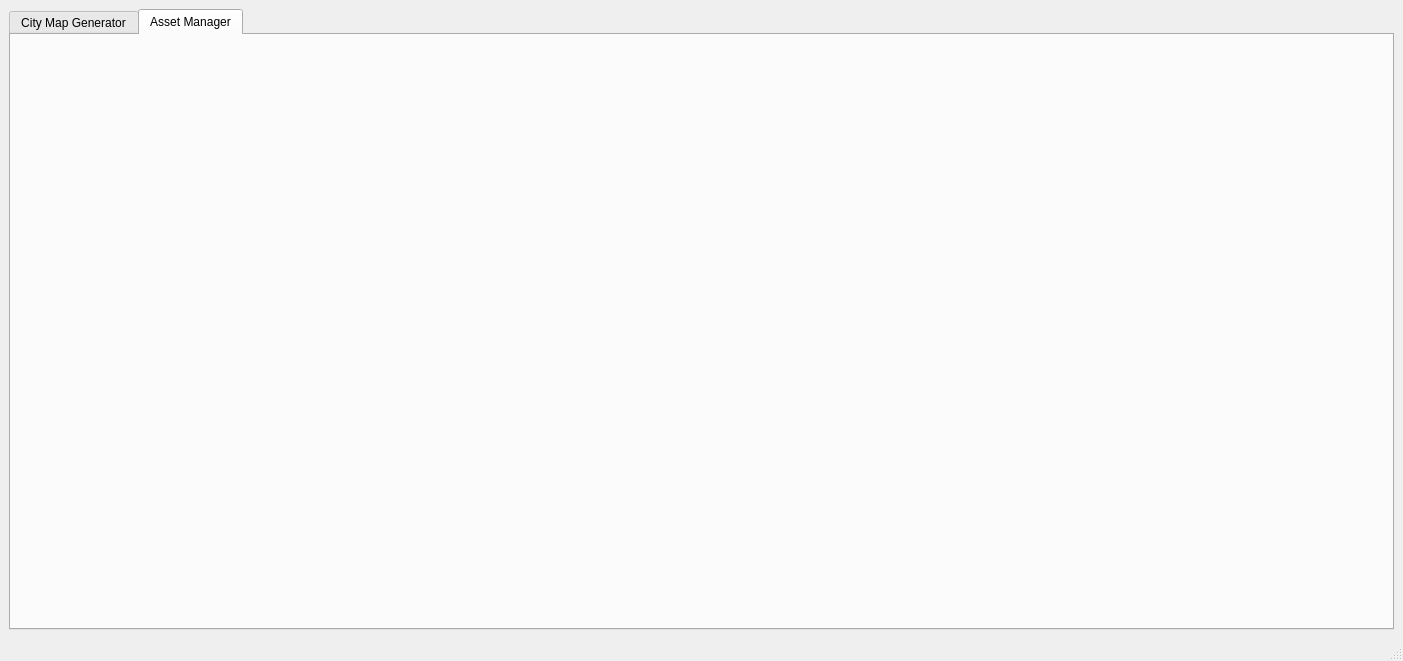
Qt form mainwindow.ui (CMLDMR/romCityCreator) before a commit.
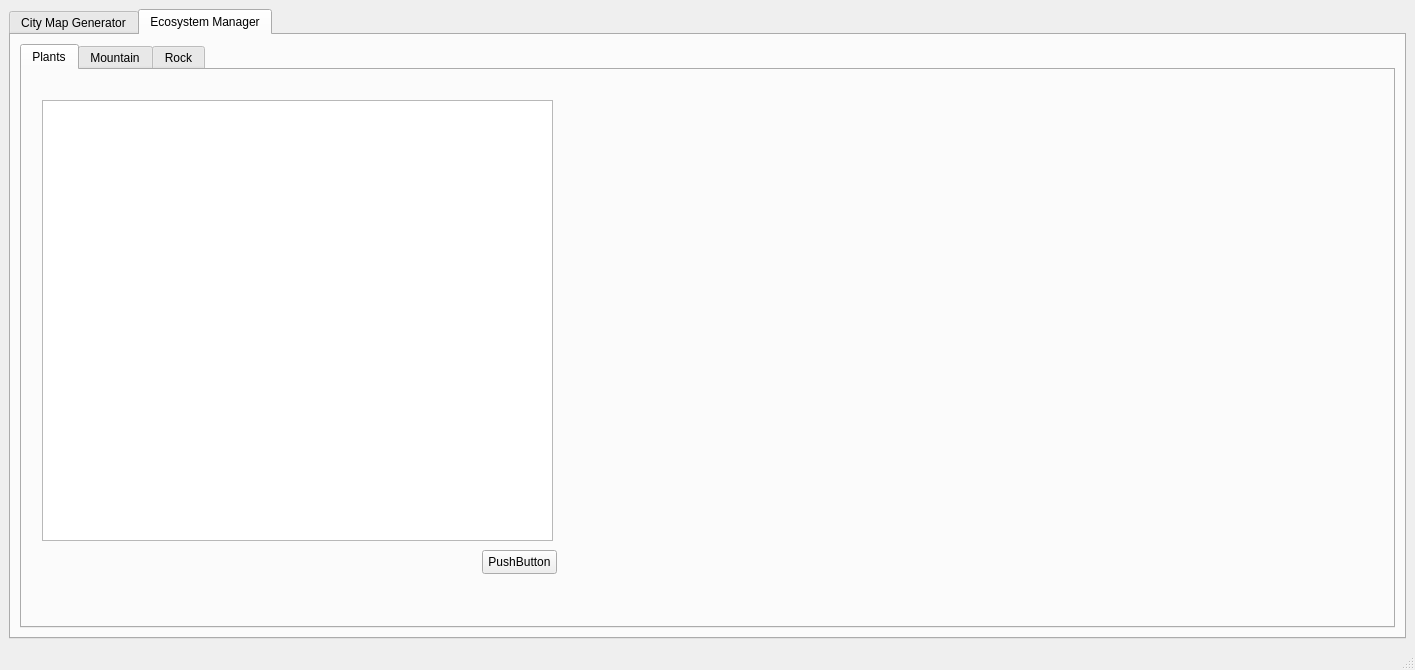
The same form after that commit.

Commit message: add Tree Manager

Patch:
```diff
--- a/mainwindow.ui
+++ b/mainwindow.ui
@@ -6,8 +6,8 @@
    <rect>
     <x>0</x>
     <y>0</y>
-    <width>1403</width>
-    <height>661</height>
+    <width>1415</width>
+    <height>670</height>
    </rect>
   </property>
   <property name="windowTitle">
@@ -206,8 +206,76 @@
       </widget>
       <widget class="QWidget" name="tab_2">
        <attribute name="title">
-        <string>Asset Manager</string>
+        <string>Ecosystem Manager</string>
        </attribute>
+       <layout class="QHBoxLayout" name="horizontalLayout_4">
+        <item>
+         <widget class="QTabWidget" name="tabWidget_2">
+          <property name="currentIndex">
+           <number>0</number>
+          </property>
+          <widget class="QWidget" name="tab_3">
+           <attribute name="title">
+            <string>Plants</string>
+           </attribute>
+           <widget class="QTableView" name="tableView_PlantView">
+            <property name="geometry">
+             <rect>
+              <x>20</x>
+              <y>30</y>
+              <width>511</width>
+              <height>441</height>
+             </rect>
+            </property>
+            <property name="editTriggers">
+             <set>QAbstractItemView::NoEditTriggers</set>
+            </property>
+            <property name="alternatingRowColors">
+             <bool>true</bool>
+            </property>
+            <property name="selectionMode">
+             <enum>QAbstractItemView::SingleSelection</enum>
+            </property>
+            <property name="selectionBehavior">
+             <enum>QAbstractItemView::SelectRows</enum>
+            </property>
+            <property name="iconSize">
+             <size>
+              <width>64</width>
+              <height>64</height>
+             </size>
+            </property>
+            <property name="verticalScrollMode">
+             <enum>QAbstractItemView::ScrollPerPixel</enum>
+            </property>
+           </widget>
+           <widget class="QPushButton" name="pushButton">
+            <property name="geometry">
+             <rect>
+              <x>460</x>
+              <y>480</y>
+              <width>75</width>
+              <height>24</height>
+             </rect>
+            </property>
+            <property name="text">
+             <string>PushButton</string>
+            </property>
+           </widget>
+          </widget>
+          <widget class="QWidget" name="tab_4">
+           <attribute name="title">
+            <string>Mountain</string>
+           </attribute>
+          </widget>
+          <widget class="QWidget" name="tab_5">
+           <attribute name="title">
+            <string>Rock</string>
+           </attribute>
+          </widget>
+         </widget>
+        </item>
+       </layout>
       </widget>
      </widget>
     </item>
```
Left out of the diff: 2 changed lines with no effect on the pictures. The commit also changes 17 other files.
